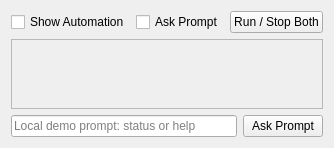
Old version of the form home.ui in the repository Liorkatz/MOXA.
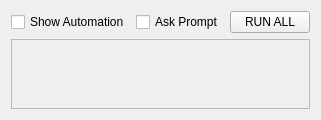
New version of the form.

Commit message: Fix live MOXA control, UI and protocol regression: home.ui

```diff
--- a/home.ui
+++ b/home.ui
@@ -28,7 +28,7 @@
      <item>
       <widget class="QPushButton" name="runBothButton">
        <property name="text">
-        <string>Run / Stop Both</string>
+        <string>RUN ALL</string>
        </property>
       </widget>
      </item>
@@ -44,24 +44,6 @@
      </widget>
     </widget>
    </item>
-   <item>
-    <layout class="QHBoxLayout" name="promptLayout">
-     <item>
-      <widget class="QLineEdit" name="promptInput">
-       <property name="placeholderText">
-        <string>Local demo prompt: status or help</string>
-       </property>
-      </widget>
-     </item>
-     <item>
-      <widget class="QPushButton" name="askPromptButton">
-       <property name="text">
-        <string>Ask Prompt</string>
-       </property>
-      </widget>
-     </item>
-    </layout>
-   </item>
   </layout>
  </widget>
  <resources />
```
